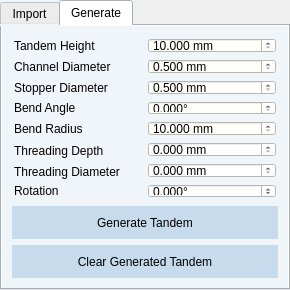
Before: the Qt Designer form src/windows/ui/tandem_view.ui in brachify/brachify, drawn with Qt 5.
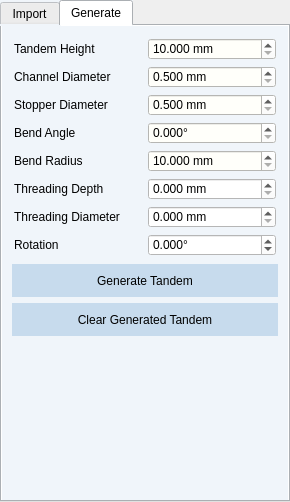
After: the same form once the commit is applied.

Patch:
```diff
--- a/src/windows/ui/tandem_view.ui
+++ b/src/windows/ui/tandem_view.ui
@@ -7,7 +7,7 @@
     <x>0</x>
     <y>0</y>
     <width>290</width>
-    <height>290</height>
+    <height>502</height>
    </rect>
   </property>
   <property name="minimumSize">
```
